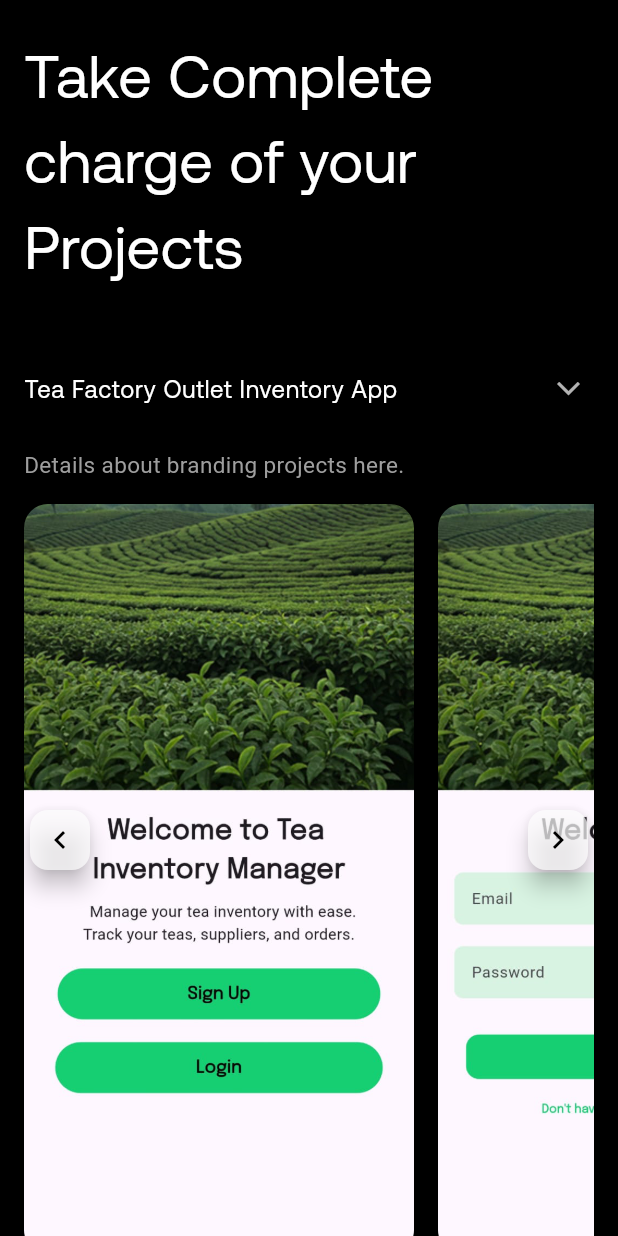
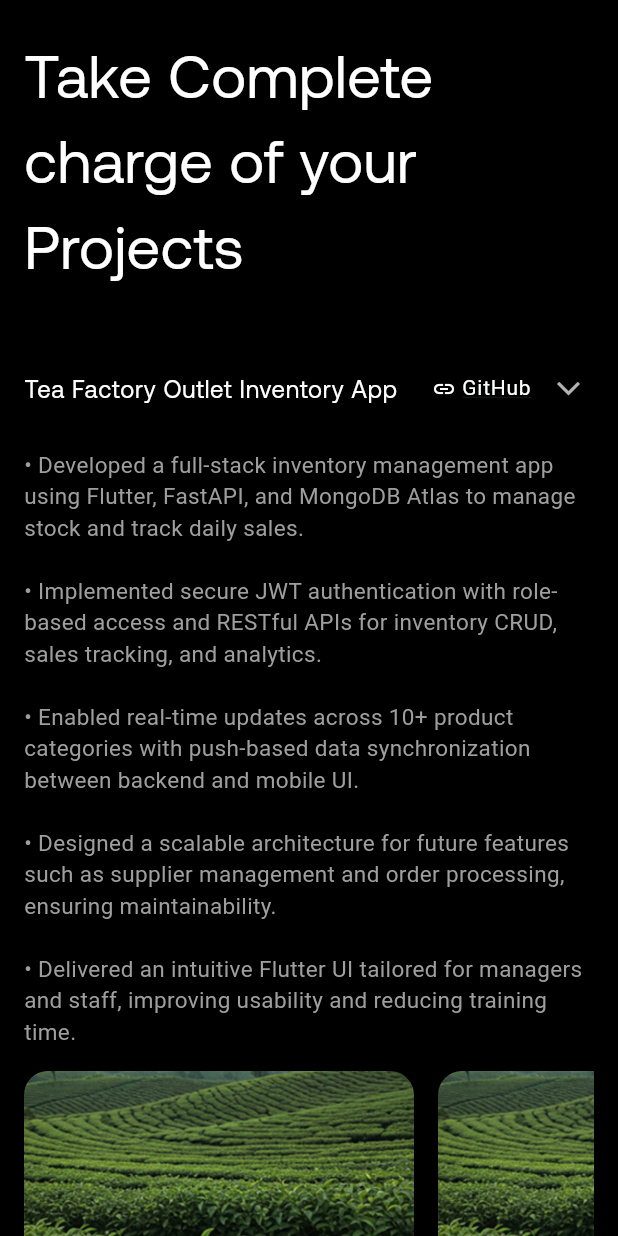
Before and after one commit to Jotham0505/official_portfolio, a Flutter app: the ProjectAccordion widget shown alone on an empty page, opened directly, after a tap on "Tea Factory Outlet Inventory App", on a phone screen of 412 x 824 dp. Run offline on Flutter 3.47's test engine with Material 3 defaults, Android fonts, the phone set to English and light mode, and no system bars; our stand-ins replace flutter_animate, font_awesome_flutter, google_fonts.

Commit message:
about and project details changes

```diff
--- a/lib/widgets/about_Section.dart
+++ b/lib/widgets/about_Section.dart
@@ -75,12 +75,13 @@ class Aboutsection extends StatelessWidget {
         ),
         const SizedBox(height: 16),
         Text(
-          "I’m Jotham Emmanuel Cheeran — a student developer from Vellore Institute of Technology, "
+          /*"I’m Jotham Emmanuel Cheeran — a student developer from Vellore Institute of Technology, "
           "crafting fast, accessible mobile apps with Flutter and powering them with intelligence through Python and applied ML. "
           "I design end-to-end experiences — from clean, elegant UI to measurable outcomes — often bridging Flutter with "
           "FastAPI or Flask backends to deliver full-stack solutions. I thrive in collaborative, team-driven environments "
           "where creativity meets precision. Recent work includes semantic search powered by embeddings and "
-          "iterative shipping with Git/GitHub workflows. Open to internships where impact, craft, and teamwork truly matter.",
+          "iterative shipping with Git/GitHub workflows. Open to internships where impact, craft, and teamwork truly matter."*/
+          """I’m Jotham Emmanuel Cheeran, an app developer from Vellore Institute of Technology, crafting fast, accessible mobile applications with Flutter and enhancing them with intelligence through Python and applied machine learning. I design end-to-end experiences, from clean, elegant UI to measurable outcomes, often bridging Flutter with FastAPI or Flask backends to deliver full-stack solutions. I thrive in collaborative, team-driven environments where creativity meets precision. Recent work demonstrates expertise in secure, scalable inventory management systems and AI-powered retrieval-augmented generation apps integrating Google Gemini. I’m open to opportunities where impact, craft, and teamwork truly matter.""",
           style: TextStyle(
             fontSize: bodySize,
             height: 1.6,
@@ -90,7 +91,7 @@ class Aboutsection extends StatelessWidget {
           softWrap: true,
           overflow: TextOverflow.visible,
         ),
-        const SizedBox(height: 20),
+        const SizedBox(height: 40),
         InkWell(
           onTap: () {
             // contact link
--- a/lib/widgets/projects.dart
+++ b/lib/widgets/projects.dart
@@ -1,4 +1,5 @@
 import 'package:flutter/material.dart';
+import 'package:url_launcher/url_launcher.dart';
 
 class ProjectAccordion extends StatefulWidget {
   const ProjectAccordion({super.key});
@@ -9,14 +10,22 @@ class ProjectAccordion extends StatefulWidget {
 
 class _ProjectAccordionState extends State<ProjectAccordion> {
   int? expandedIndex;
-
-  // Create one ScrollController per project
   late List<ScrollController> _controllers;
 
   final projects = [
     {
       "title": "Tea Factory Outlet Inventory App",
-      "details": "Details about branding projects here.",
+      "github": "https://github.com/Jotham0505/Sign_Translator",
+      "details":
+          """• Developed a full-stack inventory management app using Flutter, FastAPI, and MongoDB Atlas to manage stock and track daily sales.
+
+• Implemented secure JWT authentication with role-based access and RESTful APIs for inventory CRUD, sales tracking, and analytics.
+
+• Enabled real-time updates across 10+ product categories with push-based data synchronization between backend and mobile UI.
+
+• Designed a scalable architecture for future features such as supplier management and order processing, ensuring maintainability.
+
+• Delivered an intuitive Flutter UI tailored for managers and staff, improving usability and reducing training time.""",
       "images": [
         "assets/images/tea8.png",
         "assets/images/tea4.png",
@@ -30,11 +39,22 @@ class _ProjectAccordionState extends State<ProjectAccordion> {
     },
     {
       "title": "Perplex - Flutter RAG App with FastAPI & Google Gemini",
-      "details": "Details about web design projects here.",
+      "github": "https://github.com/Jotham0505/perplex",
+      "details":
+          """• Built a cross-platform application (Flutter web + mobile) backed by FastAPI and Google Gemini to deliver source-grounded, AI-driven answers.
+
+• Engineered a Retrieval-Augmented Generation (RAG) pipeline that fetches, ranks, and injects external content into Gemini prompts for high-fidelity responses.
+
+• Developed RESTful APIs to orchestrate query handling, retrieval, and model inference, returning contextualized answers in <5 seconds per query.
+
+• Implemented source citation and traceability, enabling users to verify and explore the origins of AI-generated insights.
+
+• Optimized system architecture for scale and low latency, effectively “reading the web” in real time to provide credible, up-to-date information.""",
       "images": ["assets/images/perplex1.png", "assets/images/perplex2.png"],
     },
     {
       "title": "Insigno - Inclusive Learning App",
+      "github": "https://github.com/Jotham0505/Sign_Translator",
       "details":
           """• Developed a learning application for Gujarati, Mathematics, and Science with integrated Indian Sign Language interpretation for accessibility.
 
@@ -56,6 +76,7 @@ class _ProjectAccordionState extends State<ProjectAccordion> {
     },
     {
       "title": "FinBase",
+      "github": "https://github.com/Jotham0505/finbase",
       "details":
           """• Dark mode UI with purple and teal highlights for a sleek, modern fintech feel.
 
@@ -79,10 +100,16 @@ class _ProjectAccordionState extends State<ProjectAccordion> {
     },
   ];
 
+  Future<void> _launchUrl(String url) async {
+    final Uri uri = Uri.parse(url);
+    if (!await launchUrl(uri)) {
+      throw Exception('Could not launch $url');
+    }
+  }
+
   @override
   void initState() {
     super.initState();
-    // initialize a ScrollController for each project
     _controllers = List.generate(projects.length, (_) => ScrollController());
   }
 
@@ -116,8 +143,9 @@ class _ProjectAccordionState extends State<ProjectAccordion> {
   Widget build(BuildContext context) {
     final isMobile = MediaQuery.of(context).size.width < 600;
     final double headingSize = isMobile ? 40 : 64;
+
     return Container(
-      color: Colors.black, // background
+      color: Colors.black,
       child: Column(
         crossAxisAlignment: CrossAxisAlignment.start,
         children: [
@@ -142,13 +170,47 @@ class _ProjectAccordionState extends State<ProjectAccordion> {
               return Column(
                 children: [
                   ListTile(
-                    title: Text(
+                    title: Row(
+                      mainAxisAlignment: MainAxisAlignment.spaceBetween,
+                      children: [
+                        Expanded(
+                          child: Text(
                             project["title"] as String,
                             style: const TextStyle(
                               fontSize: 16,
                               color: Colors.white,
                               fontFamily: 'Aeonik',
                             ),
+                          ),
+                        ),
+                        if (project["github"] != null)
+                          MouseRegion(
+                            cursor: SystemMouseCursors.click,
+                            child: GestureDetector(
+                              onTap: () =>
+                                  _launchUrl(project["github"] as String),
+                              child: Row(
+                                mainAxisSize: MainAxisSize.min,
+                                children: [
+                                  Icon(
+                                    Icons.link,
+                                    size: 16,
+                                    color: Colors.white,
+                                  ),
+                                  const SizedBox(width: 4),
+                                  Text(
+                                    "GitHub",
+                                    style: TextStyle(
+                                      fontSize: 14,
+                                      color: Colors.white,
+                                      decoration: TextDecoration.underline,
+                                    ),
+                                  ),
+                                ],
+                              ),
+                            ),
+                          ),
+                      ],
                     ),
                     trailing: AnimatedRotation(
                       duration: const Duration(milliseconds: 300),
@@ -202,15 +264,12 @@ class _ProjectAccordionState extends State<ProjectAccordion> {
                                           final img =
                                               (project["images"]
                                                   as List<String>)[imgIndex];
-
                                           final bool isPerplex =
                                               project["title"] ==
                                               "Perplex - Flutter RAG App with FastAPI & Google Gemini";
-
                                           final double imgWidth = isPerplex
                                               ? 800
                                               : 260;
-
                                           final BoxFit fitType = isPerplex
                                               ? BoxFit.fitHeight
                                               : BoxFit.cover;
@@ -241,7 +300,6 @@ class _ProjectAccordionState extends State<ProjectAccordion> {
                                         },
                                       ),
                                     ),
-                                    // Left Floating Button
                                     Positioned(
                                       left: 0,
                                       top: 200,
@@ -256,7 +314,6 @@ class _ProjectAccordionState extends State<ProjectAccordion> {
                                         ),
                                       ),
                                     ),
-                                    // Right Floating Button
                                     Positioned(
                                       right: 0,
                                       top: 200,
```
Lines whose indentation alone changed are shown as unchanged.
